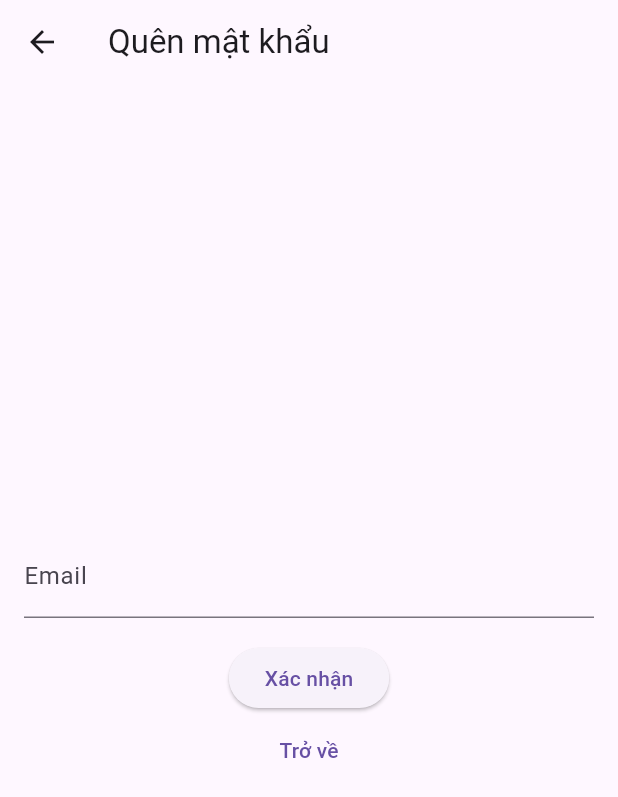
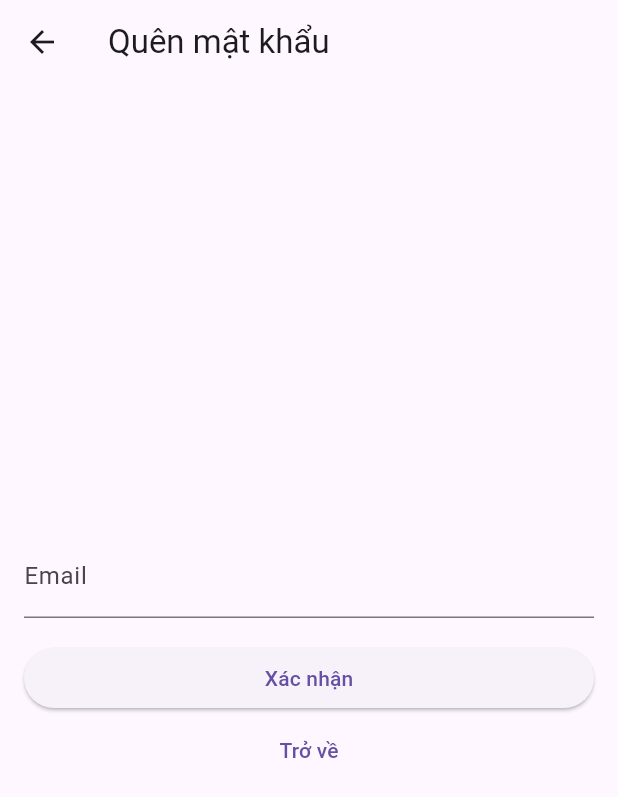
Before and after one commit to sisternia/tour-travel, a Flutter app: the RegisterScreen screen opened directly, after a tap on "Xác nhận", after a tap on "Đã có tài khoản? Đăng nhập", after a tap on "Quên mật khẩu", on a phone screen of 412 x 824 dp. Shown: the top 797 px of the screen. Run offline on Flutter 3.47's test engine with Material 3 defaults, Android fonts, the phone set to English and light mode, and no system bars; our stand-ins replace curved_navigation_bar.

Commit message:
Update Auth Screen (1)

```diff
--- /dev/null
+++ b/tour-fe/lib/core/utils/Snackbar.dart
@@ -0,0 +1,10 @@
+// lib/presentation/widgets/Snackbar.dart
+import 'package:flutter/material.dart';
+
+class SnackbarUtils {
+  static void show(BuildContext context, String message) {
+    ScaffoldMessenger.of(context).showSnackBar(
+      SnackBar(content: Text(message)),
+    );
+  }
+}
--- /dev/null
+++ b/tour-fe/lib/core/utils/Validators.dart
@@ -0,0 +1,26 @@
+// lib/presentation/widgets/Validators.dart
+class Validators {
+  static String? required(String? v, String msg) {
+    if (v == null || v.trim().isEmpty) return msg;
+    return null;
+  }
+
+  static String? email(String? v) {
+    if (v == null || v.trim().isEmpty) return 'Nhập email';
+    final regex = RegExp(r'^[\w\.\-]+@([\w\-]+\.)+[\w\-]{2,4}$');
+    if (!regex.hasMatch(v.trim())) return 'Email không hợp lệ';
+    return null;
+  }
+
+  static String? password(String? v) {
+    if (v == null || v.isEmpty) return 'Nhập mật khẩu';
+    if (v.length < 6) return 'Mật khẩu tối thiểu 6 ký tự';
+    return null;
+  }
+
+  static String? confirmPassword(String? v, String original) {
+    if (v == null || v.isEmpty) return 'Nhập xác nhận mật khẩu';
+    if (v != original) return 'Mật khẩu xác nhận không khớp';
+    return null;
+  }
+}
--- a/tour-fe/lib/presentation/screens/ForgotPassword.dart
+++ b/tour-fe/lib/presentation/screens/ForgotPassword.dart
@@ -3,6 +3,10 @@ import 'package:flutter/material.dart';
 import 'LoginScreen.dart';
 import '../../data/repositories/verify_repository.dart';
 import 'VerifyCode.dart';
+import '../widgets/Button.dart';
+import '../widgets/TextField.dart';
+import '../../core/utils/Snackbar.dart';
+import '../../core/utils/Validators.dart';
 
 class ForgotPassword extends StatefulWidget {
   const ForgotPassword({super.key});
@@ -12,8 +16,8 @@ class ForgotPassword extends StatefulWidget {
 }
 
 class _ForgotPasswordState extends State<ForgotPassword> {
-  final TextEditingController _emailCtrl = TextEditingController();
-  final VerifyRepository _repo = VerifyRepository();
+  final _emailCtrl = TextEditingController();
+  final _repo = VerifyRepository();
   bool _loading = false;
 
   @override
@@ -23,28 +27,23 @@ class _ForgotPasswordState extends State<ForgotPassword> {
   }
 
   Future<void> _submit() async {
-    final email = _emailCtrl.text.trim();
-    if (email.isEmpty) {
-      ScaffoldMessenger.of(context).showSnackBar(
-        const SnackBar(content: Text('Nhập email')),
-      );
+    if (_emailCtrl.text.trim().isEmpty) {
+      SnackbarUtils.show(context, 'Nhập email');
       return;
     }
 
     setState(() => _loading = true);
-    final res = await _repo.sendCode(email);
+    final res = await _repo.sendCode(_emailCtrl.text.trim());
     setState(() => _loading = false);
 
-    ScaffoldMessenger.of(context).showSnackBar(
-      SnackBar(content: Text(res['message'] ?? '')),
-    );
+    SnackbarUtils.show(context, res['message'] ?? '');
 
     if (res['success'] == true) {
-      // Chuyển tới VerifyCode với from = 'forgot'
       Navigator.pushReplacement(
         context,
         MaterialPageRoute(
-          builder: (_) => VerifyCodeScreen(email: email, from: 'forgot'),
+          builder: (_) =>
+              VerifyCodeScreen(email: _emailCtrl.text.trim(), from: 'forgot'),
         ),
       );
     }
@@ -55,24 +54,21 @@ class _ForgotPasswordState extends State<ForgotPassword> {
     return Scaffold(
       appBar: AppBar(title: const Text("Quên mật khẩu")),
       body: Padding(
-        padding: const EdgeInsets.all(16.0),
+        padding: const EdgeInsets.all(16),
         child: Column(
           mainAxisAlignment: MainAxisAlignment.center,
           children: [
-            TextField(
+            CustomTextField(
               controller: _emailCtrl,
-              decoration: const InputDecoration(labelText: "Email"),
+              label: "Email",
               keyboardType: TextInputType.emailAddress,
+              validator: Validators.email,
             ),
             const SizedBox(height: 16),
-            ElevatedButton(
-              onPressed: _loading ? null : _submit,
-              child: _loading
-                  ? const SizedBox(
-                      height: 18,
-                      width: 18,
-                      child: CircularProgressIndicator(strokeWidth: 2))
-                  : const Text("Xác nhận"),
+            PrimaryButton(
+              text: "Xác nhận",
+              loading: _loading,
+              onPressed: _submit,
             ),
             TextButton(
               onPressed: () {
--- a/tour-fe/lib/presentation/screens/LoginScreen.dart
+++ b/tour-fe/lib/presentation/screens/LoginScreen.dart
@@ -1,11 +1,16 @@
 // lib/presentation/screens/LoginScreen.dart
 import 'package:flutter/material.dart';
-import 'package:tour_fe/data/repositories/verify_repository.dart';
 import 'RegisterScreen.dart';
 import 'ForgotPassword.dart';
 import '../../data/repositories/auth_repository.dart';
+import '../../data/repositories/verify_repository.dart';
 import 'HomeScreen.dart';
 import 'VerifyCode.dart';
+import '../widgets/Button.dart';
+import '../widgets/TextField.dart';
+import '../../core/utils/Validators.dart';
+import '../../core/utils/Dialogs.dart';
+import '../../core/utils/Snackbar.dart';
 
 class LoginScreen extends StatefulWidget {
   const LoginScreen({super.key});
@@ -16,12 +21,11 @@ class LoginScreen extends StatefulWidget {
 
 class _LoginScreenState extends State<LoginScreen> {
   final _formKey = GlobalKey<FormState>();
-  final TextEditingController _emailCtrl = TextEditingController();
-  final TextEditingController _passwordCtrl = TextEditingController();
+  final _emailCtrl = TextEditingController();
+  final _passwordCtrl = TextEditingController();
   bool _obscurePassword = true;
   bool _loading = false;
-
-  final AuthRepository _repo = AuthRepository();
+  final _repo = AuthRepository();
 
   @override
   void dispose() {
@@ -32,7 +36,6 @@ class _LoginScreenState extends State<LoginScreen> {
 
   Future<void> _submit() async {
     if (!_formKey.currentState!.validate()) return;
-
     setState(() => _loading = true);
 
     final res = await _repo.login(
@@ -41,71 +44,37 @@ class _LoginScreenState extends State<LoginScreen> {
     );
 
     setState(() => _loading = false);
-
     final message = res['message']?.toString() ?? '';
 
     if (res['success'] == true) {
-      // Đăng nhập thành công
-      ScaffoldMessenger.of(context).showSnackBar(
-        SnackBar(content: Text(message)),
-      );
+      SnackbarUtils.show(context, message);
       Navigator.pushReplacement(
         context,
         MaterialPageRoute(builder: (_) => const HomeScreen()),
       );
     } else {
-      final status = res['status'];
-      if (status == 403) {
-        // Chưa xác nhận tài khoản
-        _showVerifyDialog(_emailCtrl.text.trim());
-      } else {
-        // Sai mật khẩu / lỗi khác
-        ScaffoldMessenger.of(context).showSnackBar(
-          SnackBar(content: Text(message)),
-        );
-      }
-    }
-  }
-
-  void _showVerifyDialog(String email) {
-    showDialog(
+      if (res['status'] == 403) {
+        AppDialogs.showVerifyDialog(
           context: context,
-      builder: (_) => AlertDialog(
-        title: const Text("Tài khoản chưa được xác nhận"),
-        content: const Text("Bạn cần xác nhận tài khoản để tiếp tục."),
-        actions: [
-          TextButton(
-            onPressed: () => Navigator.pop(context),
-            child: const Text("Đóng"),
-          ),
-          ElevatedButton(
-            onPressed: () async {
-              Navigator.pop(context); // đóng dialog
-
-              // Gửi lại mã xác thực
+          onConfirm: () async {
             final verifyRepo = VerifyRepository();
-              final res = await verifyRepo.sendCode(email);
-
-              ScaffoldMessenger.of(context).showSnackBar(
-                SnackBar(content: Text(res['message'] ?? '')),
-              );
-
-              // Chuyển tới VerifyCode
+            final r = await verifyRepo.sendCode(_emailCtrl.text.trim());
+            SnackbarUtils.show(context, r['message'] ?? '');
             Navigator.pushReplacement(
               context,
               MaterialPageRoute(
                 builder: (_) => VerifyCodeScreen(
-                    email: email,
+                  email: _emailCtrl.text.trim(),
                   from: "login",
                 ),
               ),
             );
           },
-            child: const Text("Xác nhận"),
-          ),
-        ],
-      ),
         );
+      } else {
+        SnackbarUtils.show(context, message);
+      }
+    }
   }
 
   @override
@@ -113,46 +82,26 @@ class _LoginScreenState extends State<LoginScreen> {
     return Scaffold(
       appBar: AppBar(title: const Text("Đăng nhập")),
       body: Padding(
-        padding: const EdgeInsets.all(16.0),
+        padding: const EdgeInsets.all(16),
         child: Form(
           key: _formKey,
           child: Column(
             mainAxisAlignment: MainAxisAlignment.center,
             children: [
-              TextFormField(
+              CustomTextField(
                 controller: _emailCtrl,
-                decoration: const InputDecoration(labelText: "Email"),
-                validator: (v) {
-                  if (v == null || v.trim().isEmpty) return 'Nhập email';
-                  final emailRegex =
-                      RegExp(r'^[\w\.\-]+@([\w\-]+\.)+[\w\-]{2,4}$');
-                  if (!emailRegex.hasMatch(v.trim())) {
-                    return 'Email không hợp lệ';
-                  }
-                  return null;
-                },
+                label: "Email",
+                validator: Validators.email,
+                keyboardType: TextInputType.emailAddress,
               ),
               const SizedBox(height: 8),
-              TextFormField(
+              CustomTextField(
                 controller: _passwordCtrl,
-                obscureText: _obscurePassword,
-                decoration: InputDecoration(
-                  labelText: "Mật khẩu",
-                  suffixIcon: IconButton(
-                    icon: Icon(_obscurePassword
-                        ? Icons.visibility
-                        : Icons.visibility_off),
-                    onPressed: () {
-                      setState(() {
-                        _obscurePassword = !_obscurePassword;
-                      });
-                    },
-                  ),
-                ),
-                validator: (v) {
-                  if (v == null || v.isEmpty) return 'Nhập mật khẩu';
-                  return null;
-                },
+                label: "Mật khẩu",
+                obscure: _obscurePassword,
+                toggleObscure: () =>
+                    setState(() => _obscurePassword = !_obscurePassword),
+                validator: Validators.password,
               ),
               Align(
                 alignment: Alignment.centerLeft,
@@ -166,17 +115,10 @@ class _LoginScreenState extends State<LoginScreen> {
                   child: const Text("Quên mật khẩu"),
                 ),
               ),
-              SizedBox(
-                width: double.infinity,
-                child: ElevatedButton(
-                  onPressed: _loading ? null : _submit,
-                  child: _loading
-                      ? const SizedBox(
-                          height: 18,
-                          width: 18,
-                          child: CircularProgressIndicator(strokeWidth: 2))
-                      : const Text("Xác nhận"),
-                ),
+              PrimaryButton(
+                text: "Xác nhận",
+                loading: _loading,
+                onPressed: _submit,
               ),
               TextButton(
                 onPressed: () {
--- a/tour-fe/lib/presentation/screens/RegisterScreen.dart
+++ b/tour-fe/lib/presentation/screens/RegisterScreen.dart
@@ -3,6 +3,10 @@ import 'package:flutter/material.dart';
 import 'LoginScreen.dart';
 import 'VerifyCode.dart';
 import '../../data/repositories/auth_repository.dart';
+import '../widgets/Button.dart';
+import '../widgets/TextField.dart';
+import '../../core/utils/Validators.dart';
+import '../../core/utils/Snackbar.dart';
 
 class RegisterScreen extends StatefulWidget {
   const RegisterScreen({super.key});
@@ -13,16 +17,14 @@ class RegisterScreen extends StatefulWidget {
 
 class _RegisterScreenState extends State<RegisterScreen> {
   final _formKey = GlobalKey<FormState>();
-  final TextEditingController _userNameCtrl = TextEditingController();
-  final TextEditingController _emailCtrl = TextEditingController();
-  final TextEditingController _passwordCtrl = TextEditingController();
-  final TextEditingController _confirmCtrl = TextEditingController();
-
+  final _userNameCtrl = TextEditingController();
+  final _emailCtrl = TextEditingController();
+  final _passwordCtrl = TextEditingController();
+  final _confirmCtrl = TextEditingController();
   bool _obscurePassword = true;
   bool _obscureConfirmPassword = true;
   bool _loading = false;
-
-  final AuthRepository _repo = AuthRepository();
+  final _repo = AuthRepository();
 
   @override
   void dispose() {
@@ -35,10 +37,9 @@ class _RegisterScreenState extends State<RegisterScreen> {
 
   Future<void> _submit() async {
     if (!_formKey.currentState!.validate()) return;
-
     setState(() => _loading = true);
 
-    final result = await _repo.register(
+    final res = await _repo.register(
       userName: _userNameCtrl.text.trim(),
       email: _emailCtrl.text.trim(),
       password: _passwordCtrl.text,
@@ -46,21 +47,14 @@ class _RegisterScreenState extends State<RegisterScreen> {
     );
 
     setState(() => _loading = false);
+    SnackbarUtils.show(context, res['message']?.toString() ?? '');
 
-    final message = result['message']?.toString() ?? '';
-
-    ScaffoldMessenger.of(context).showSnackBar(
-      SnackBar(content: Text(message)),
-    );
-
-    if (result['success'] == true) {
+    if (res['success'] == true) {
       Navigator.pushReplacement(
         context,
         MaterialPageRoute(
-          builder: (_) => VerifyCodeScreen(
-            email: _emailCtrl.text.trim(),
-            from: "register",
-          ),
+          builder: (_) =>
+              VerifyCodeScreen(email: _emailCtrl.text.trim(), from: "register"),
         ),
       );
     }
@@ -71,94 +65,56 @@ class _RegisterScreenState extends State<RegisterScreen> {
     return Scaffold(
       appBar: AppBar(title: const Text("Đăng ký")),
       body: Padding(
-        padding: const EdgeInsets.all(16.0),
+        padding: const EdgeInsets.all(16),
         child: SingleChildScrollView(
           child: Form(
             key: _formKey,
             child: Column(
               children: [
-                TextFormField(
+                CustomTextField(
                   controller: _userNameCtrl,
-                  decoration: const InputDecoration(labelText: "Tên đăng nhập"),
-                  validator: (v) => (v == null || v.trim().isEmpty)
-                      ? 'Nhập tên đăng nhập'
-                      : null,
+                  label: "Tên đăng nhập",
+                  validator: (v) =>
+                      Validators.required(v, 'Nhập tên đăng nhập'),
                 ),
                 const SizedBox(height: 8),
-                TextFormField(
+                CustomTextField(
                   controller: _emailCtrl,
-                  decoration: const InputDecoration(labelText: "Email"),
-                  validator: (v) {
-                    if (v == null || v.trim().isEmpty) return 'Nhập email';
-                    final emailRegex =
-                        RegExp(r'^[\w\.\-]+@([\w\-]+\.)+[\w\-]{2,4}$');
-                    if (!emailRegex.hasMatch(v.trim())) {
-                      return 'Email không hợp lệ';
-                    }
-                    return null;
-                  },
+                  label: "Email",
+                  validator: Validators.email,
+                  keyboardType: TextInputType.emailAddress,
                 ),
                 const SizedBox(height: 8),
-                TextFormField(
+                CustomTextField(
                   controller: _passwordCtrl,
-                  obscureText: _obscurePassword,
-                  decoration: InputDecoration(
-                    labelText: "Mật khẩu",
-                    suffixIcon: IconButton(
-                      icon: Icon(_obscurePassword
-                          ? Icons.visibility
-                          : Icons.visibility_off),
-                      onPressed: () =>
-                          setState(() => _obscurePassword = !_obscurePassword),
-                    ),
-                  ),
-                  validator: (v) {
-                    if (v == null || v.isEmpty) return 'Nhập mật khẩu';
-                    if (v.length < 6) return 'Mật khẩu tối thiểu 6 ký tự';
-                    return null;
-                  },
+                  label: "Mật khẩu",
+                  obscure: _obscurePassword,
+                  toggleObscure: () =>
+                      setState(() => _obscurePassword = !_obscurePassword),
+                  validator: Validators.password,
                 ),
                 const SizedBox(height: 8),
-                TextFormField(
+                CustomTextField(
                   controller: _confirmCtrl,
-                  obscureText: _obscureConfirmPassword,
-                  decoration: InputDecoration(
-                    labelText: "Xác nhận mật khẩu",
-                    suffixIcon: IconButton(
-                      icon: Icon(_obscureConfirmPassword
-                          ? Icons.visibility
-                          : Icons.visibility_off),
-                      onPressed: () => setState(() =>
-                          _obscureConfirmPassword = !_obscureConfirmPassword),
-                    ),
+                  label: "Xác nhận mật khẩu",
+                  obscure: _obscureConfirmPassword,
+                  toggleObscure: () => setState(
+                      () => _obscureConfirmPassword = !_obscureConfirmPassword),
+                  validator: (v) => Validators.confirmPassword(
+                    v,
+                    _passwordCtrl.text,
                   ),
-                  validator: (v) {
-                    if (v == null || v.isEmpty) return 'Nhập xác nhận mật khẩu';
-                    if (v != _passwordCtrl.text) {
-                      return 'Mật khẩu xác nhận không khớp';
-                    }
-                    return null;
-                  },
                 ),
                 const SizedBox(height: 16),
-                SizedBox(
-                  width: double.infinity,
-                  child: ElevatedButton(
-                    onPressed: _loading ? null : _submit,
-                    child: _loading
-                        ? const SizedBox(
-                            height: 18,
-                            width: 18,
-                            child: CircularProgressIndicator(strokeWidth: 2))
-                        : const Text("Xác nhận"),
-                  ),
+                PrimaryButton(
+                  text: "Xác nhận",
+                  loading: _loading,
+                  onPressed: _submit,
                 ),
                 TextButton(
                   onPressed: () {
-                    Navigator.pushReplacement(
-                      context,
-                      MaterialPageRoute(builder: (_) => const LoginScreen()),
-                    );
+                    Navigator.pushReplacement(context,
+                        MaterialPageRoute(builder: (_) => const LoginScreen()));
                   },
                   child: const Text("Đã có tài khoản? Đăng nhập"),
                 ),
--- /dev/null
+++ b/tour-fe/lib/presentation/widgets/Button.dart
@@ -0,0 +1,32 @@
+// lib/presentation/widgets/Button.dart
+import 'package:flutter/material.dart';
+
+class PrimaryButton extends StatelessWidget {
+  final String text;
+  final bool loading;
+  final VoidCallback? onPressed;
+
+  const PrimaryButton({
+    super.key,
+    required this.text,
+    this.loading = false,
+    this.onPressed,
+  });
+
+  @override
+  Widget build(BuildContext context) {
+    return SizedBox(
+      width: double.infinity,
+      child: ElevatedButton(
+        onPressed: loading ? null : onPressed,
+        child: loading
+            ? const SizedBox(
+                height: 18,
+                width: 18,
+                child: CircularProgressIndicator(strokeWidth: 2),
+              )
+            : Text(text),
+      ),
+    );
+  }
+}
--- /dev/null
+++ b/tour-fe/lib/presentation/widgets/TextField.dart
@@ -0,0 +1,40 @@
+// lib/presentation/widgets/TextField.dart
+import 'package:flutter/material.dart';
+
+class CustomTextField extends StatelessWidget {
+  final TextEditingController controller;
+  final String label;
+  final bool obscure;
+  final VoidCallback? toggleObscure;
+  final String? Function(String?)? validator;
+  final TextInputType? keyboardType;
+
+  const CustomTextField({
+    super.key,
+    required this.controller,
+    required this.label,
+    this.obscure = false,
+    this.toggleObscure,
+    this.validator,
+    this.keyboardType,
+  });
+
+  @override
+  Widget build(BuildContext context) {
+    return TextFormField(
+      controller: controller,
+      obscureText: obscure,
+      validator: validator,
+      keyboardType: keyboardType,
+      decoration: InputDecoration(
+        labelText: label,
+        suffixIcon: toggleObscure != null
+            ? IconButton(
+                icon: Icon(obscure ? Icons.visibility : Icons.visibility_off),
+                onPressed: toggleObscure,
+              )
+            : null,
+      ),
+    );
+  }
+}
--- a/tour-fe/pubspec.yaml
+++ b/tour-fe/pubspec.yaml
@@ -10,6 +10,7 @@ dependencies:
   flutter:
     sdk: flutter
   http: ^1.2.2
+  curved_navigation_bar: ^1.0.3
 dev_dependencies:
   flutter_test:
     sdk: flutter
```
Also changed, not shown: tour-fe/lib/core/utils/Dialogs.dart (added, +30 -0 lines), tour-fe/lib/presentation/screens/HomeScreen.dart (+6 -3 lines), tour-fe/lib/presentation/screens/ResetPasswordScreen.dart (+29 -51 lines), tour-fe/lib/presentation/widgets/NavigationBar.dart (added, +44 -0 lines), tour-fe/pubspec.lock. Lines whose indentation alone changed are shown as unchanged.
